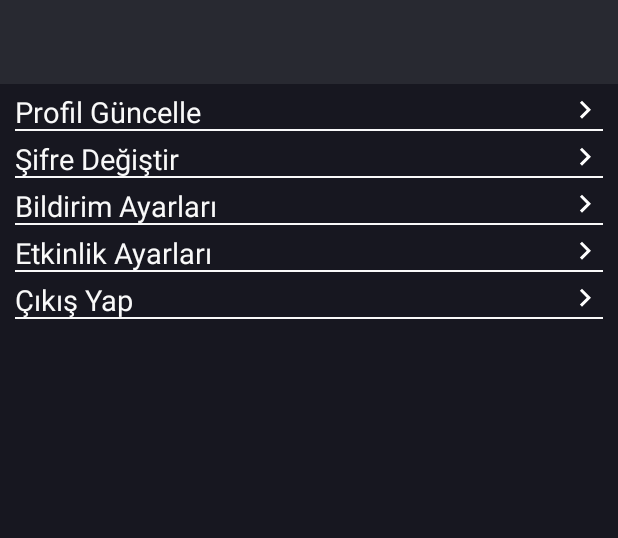
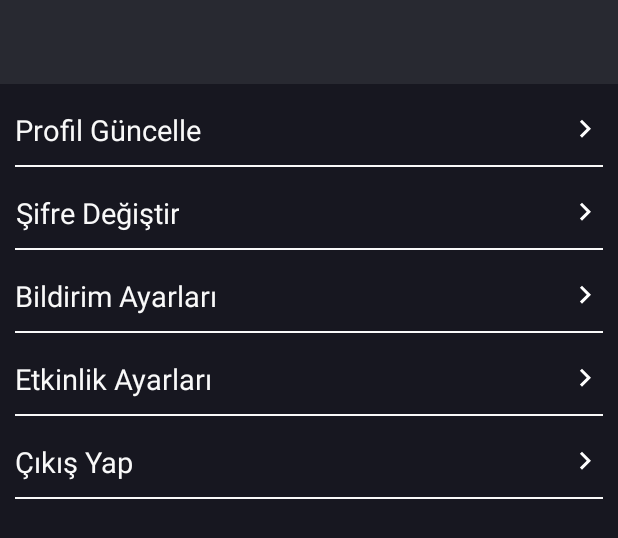
Before and after one commit to kasimsagir/ko-mobile-android, an Android app: the layout activity_settings.xml on its own in the app's theme, with its tools: preview values and no code run, on a phone screen of 412 x 824 dp. Shown: the top 538 px of the screen. Run offline under Robolectric (Android 15) with nearby library versions, the light colour scheme and no system bars.

Commit message:
Buglar çözüldü

```diff
--- a/app/src/main/java/com/kinght/commerce/ui/MainActivity/CreateEntryFragment/CreateEntryFragment.java
+++ b/app/src/main/java/com/kinght/commerce/ui/MainActivity/CreateEntryFragment/CreateEntryFragment.java
@@ -67,7 +67,7 @@ public class CreateEntryFragment extends BaseFragment implements CreateEntryFrag
     private int TAKE_PICTURE = 0;
     private int SELECT_GALLERY = 1;
     long pictureTimeMillis;
-    private String base64Image = null;
+    private String base64Image = "";
 
     public CreateEntryFragment() {
 
@@ -106,7 +106,8 @@ public class CreateEntryFragment extends BaseFragment implements CreateEntryFrag
                 }
                 break;
             case R.id.fragment_create_entry_send_button:
-                presenter.createEntry(base64Image, CommonUtils.regularText(fragmentCreateEntryHeaderEditText), CommonUtils.regularText(fragmentCreateEntryMessageEditText), Integer.parseInt(fragmentCreateEntryPriceEditText.getText().toString()));
+                presenter.createEntry(base64Image, CommonUtils.regularText(fragmentCreateEntryHeaderEditText), CommonUtils.regularText(fragmentCreateEntryMessageEditText), CommonUtils.tryParse(fragmentCreateEntryPriceEditText.getText().toString()));
+
                 break;
             case R.id.fragment_create_entry_select_server_edit_text:
                 presenter.getServerList();
--- a/app/src/main/java/com/kinght/commerce/ui/MainActivity/CreateEntryFragment/CreateEntryFragmentMvpPresenter.java
+++ b/app/src/main/java/com/kinght/commerce/ui/MainActivity/CreateEntryFragment/CreateEntryFragmentMvpPresenter.java
@@ -5,5 +5,5 @@ public interface CreateEntryFragmentMvpPresenter<V extends CreateEntryFragmentMv
 
     void getServerList();
 
-    void createEntry(String base64Image, String regularText, String regularText1,int price);
+    void createEntry(String base64Image, String regularText, String regularText1,Integer price);
 }
--- a/app/src/main/java/com/kinght/commerce/ui/MainActivity/MainFragment/MainFragmentMvpPresenter.java
+++ b/app/src/main/java/com/kinght/commerce/ui/MainActivity/MainFragment/MainFragmentMvpPresenter.java
@@ -7,4 +7,6 @@ public interface MainFragmentMvpPresenter<V extends MainFragmentMvpView> extends
     void getServerEntries(String serverId);
 
     void getCoinDetail();
+
+    void refresh();
 }
--- a/app/src/main/java/com/kinght/commerce/ui/adapters/GoldRecylerViewAdapters.java
+++ b/app/src/main/java/com/kinght/commerce/ui/adapters/GoldRecylerViewAdapters.java
@@ -69,7 +69,7 @@ public class GoldRecylerViewAdapters extends RecyclerView.Adapter<GoldRecylerVie
         public void setData(Gold item) {
             this.item = item;
             rowGoldTitleTextView.setText(item.getPrice());
-            rowGoldPriceTextView.setText(String.valueOf(item.getGold()));
+            rowGoldPriceTextView.setText(String.valueOf(item.getGold())+" Altın");
             // TODO set data to view
         }
 
--- a/app/src/main/res/layout/activity_forget_password.xml
+++ b/app/src/main/res/layout/activity_forget_password.xml
@@ -15,6 +15,7 @@
         layout="@layout/title_toolbar" />
 
     <LinearLayout
+        android:visibility="gone"
         android:layout_marginTop="40dp"
         android:id="@+id/activity_forget_password_step_one_linear_layout"
         android:layout_width="match_parent"
@@ -87,7 +88,6 @@
     </LinearLayout>
 
     <LinearLayout
-        android:visibility="gone"
         android:id="@+id/activity_forget_password_step_three_linear_layout"
         android:layout_width="match_parent"
         android:layout_height="wrap_content"
--- a/app/src/main/res/layout/activity_report.xml
+++ b/app/src/main/res/layout/activity_report.xml
@@ -19,6 +19,7 @@
         android:layout_height="wrap_content"
         android:layout_marginTop="8dp"
         android:hint="Başlık"
+
         app:layout_constraintTop_toBottomOf="@+id/include6"
         tools:layout_editor_absoluteX="0dp" />
 
@@ -26,9 +27,11 @@
         android:id="@+id/activity_report_message_edit_text"
         style="@style/RegisterTextInputEditText"
         android:layout_width="match_parent"
-        android:layout_height="wrap_content"
+        android:layout_height="80dp"
         android:layout_marginTop="8dp"
         android:hint="Mesaj"
+        android:gravity="top|left"
+        android:inputType="textMultiLine"
         app:layout_constraintTop_toBottomOf="@+id/activity_report_header_edit_text"
         tools:layout_editor_absoluteX="0dp" />
 
--- a/app/src/main/res/layout/activity_settings.xml
+++ b/app/src/main/res/layout/activity_settings.xml
@@ -13,9 +13,10 @@
         android:layout_marginTop="5dp"
         android:id="@+id/activity_settings_profile_update_frame_layout"
         android:layout_width="match_parent"
-        android:layout_height="wrap_content"
+        android:layout_height="50dp"
         android:orientation="vertical">
         <LinearLayout
+            android:layout_gravity="center"
             android:layout_width="match_parent"
             android:layout_height="wrap_content"
             android:orientation="horizontal">
@@ -30,8 +31,9 @@
 
         </LinearLayout>
         <ImageView
+            android:foregroundGravity="center"
             android:layout_marginRight="10dp"
-            android:layout_gravity="end"
+            android:layout_gravity="end|center"
             android:src="@drawable/ic_keyboard_arrow_right_white_24dp"
             android:layout_width="wrap_content"
             android:layout_height="wrap_content" />
@@ -49,13 +51,16 @@
         android:layout_marginTop="5dp"
         android:id="@+id/activity_settings_password_update_frame_layout"
         android:layout_width="match_parent"
-        android:layout_height="wrap_content"
-        android:orientation="vertical">
+        android:orientation="vertical"
+        android:layout_height="50dp">
         <LinearLayout
             android:layout_width="match_parent"
+            android:layout_gravity="center"
             android:layout_height="wrap_content"
             android:orientation="horizontal">
             <TextView
+                android:gravity="center"
+                android:layout_gravity="center"
                 android:textSize="19sp"
                 android:layout_marginRight="10dp"
                 android:layout_marginLeft="10dp"
@@ -66,8 +71,9 @@
 
         </LinearLayout>
         <ImageView
+
             android:layout_marginRight="10dp"
-            android:layout_gravity="end"
+            android:layout_gravity="end|center"
             android:src="@drawable/ic_keyboard_arrow_right_white_24dp"
             android:layout_width="wrap_content"
             android:layout_height="wrap_content" />
@@ -85,13 +91,15 @@
         android:layout_marginTop="5dp"
         android:id="@+id/activity_settings_notification_configuration_frame_layout"
         android:layout_width="match_parent"
-        android:layout_height="wrap_content"
-        android:orientation="vertical">
+        android:orientation="vertical"
+        android:layout_height="50dp">
         <LinearLayout
+            android:layout_gravity="center"
             android:layout_width="match_parent"
             android:layout_height="wrap_content"
             android:orientation="horizontal">
             <TextView
+
                 android:textSize="19sp"
                 android:layout_marginRight="10dp"
                 android:layout_marginLeft="10dp"
@@ -103,7 +111,7 @@
         </LinearLayout>
         <ImageView
             android:layout_marginRight="10dp"
-            android:layout_gravity="end"
+            android:layout_gravity="end|center"
             android:src="@drawable/ic_keyboard_arrow_right_white_24dp"
             android:layout_width="wrap_content"
             android:layout_height="wrap_content" />
@@ -124,9 +132,10 @@
 
         android:id="@+id/activity_settings_events_configuration_frame_layout"
         android:layout_width="match_parent"
-        android:layout_height="wrap_content"
-        android:orientation="vertical">
+        android:orientation="vertical"
+        android:layout_height="50dp">
         <LinearLayout
+            android:layout_gravity="center"
             android:layout_width="match_parent"
             android:layout_height="wrap_content"
             android:orientation="horizontal">
@@ -142,7 +151,7 @@
         </LinearLayout>
         <ImageView
             android:layout_marginRight="10dp"
-            android:layout_gravity="end"
+            android:layout_gravity="end|center"
             android:src="@drawable/ic_keyboard_arrow_right_white_24dp"
             android:layout_width="wrap_content"
             android:layout_height="wrap_content" />
@@ -162,9 +171,10 @@
         android:layout_marginTop="5dp"
         android:id="@+id/activity_settings_logout_frame_layout"
         android:layout_width="match_parent"
-        android:layout_height="wrap_content"
-        android:orientation="vertical">
+        android:orientation="vertical"
+        android:layout_height="50dp">
         <LinearLayout
+            android:layout_gravity="center"
             android:layout_width="match_parent"
             android:layout_height="wrap_content"
             android:orientation="horizontal">
@@ -180,7 +190,7 @@
         </LinearLayout>
         <ImageView
             android:layout_marginRight="10dp"
-            android:layout_gravity="end"
+            android:layout_gravity="end|center"
             android:src="@drawable/ic_keyboard_arrow_right_white_24dp"
             android:layout_width="wrap_content"
             android:layout_height="wrap_content" />
--- a/app/src/main/res/layout/fragment_main.xml
+++ b/app/src/main/res/layout/fragment_main.xml
@@ -97,7 +97,10 @@
 
     </com.google.android.material.appbar.AppBarLayout>
 
-
+    <androidx.swiperefreshlayout.widget.SwipeRefreshLayout
+        android:layout_width="match_parent"
+        android:layout_height="match_parent"
+        android:id="@+id/fragment_main_swipe_refresh_layout">
 
 
         <LinearLayout
@@ -145,5 +148,6 @@
                 android:layout_height="70dp"
                 android:background="@color/colorPrimaryDark"/>
         </LinearLayout>
+    </androidx.swiperefreshlayout.widget.SwipeRefreshLayout>
 
 </LinearLayout>
--- a/app/src/main/res/layout/fragment_notification.xml
+++ b/app/src/main/res/layout/fragment_notification.xml
@@ -8,8 +8,13 @@
 
    <include layout="@layout/toolbar"/>
 
+    <androidx.swiperefreshlayout.widget.SwipeRefreshLayout
+        android:layout_width="match_parent"
+        android:layout_height="match_parent"
+        android:id="@+id/fragment_notification_swipe_refresh_layout">
     <androidx.recyclerview.widget.RecyclerView
         android:layout_width="match_parent"
         android:layout_height="match_parent"
         android:id="@+id/fragment_notification_recyler_view"/>
+    </androidx.swiperefreshlayout.widget.SwipeRefreshLayout>
 </LinearLayout>
--- a/app/src/main/res/layout/fragment_search.xml
+++ b/app/src/main/res/layout/fragment_search.xml
@@ -49,6 +49,8 @@
         android:layout_width="match_parent"
         android:layout_height="0dp"
         android:layout_marginTop="16dp"
+        android:layout_marginBottom="8dp"
+        app:layout_constraintBottom_toBottomOf="parent"
         app:layout_constraintTop_toBottomOf="@+id/fragment_search_server_name_button"
         tools:layout_editor_absoluteX="0dp" />
 </androidx.constraintlayout.widget.ConstraintLayout>
```
Also changed, not shown: app/src/main/java/com/kinght/commerce/ui/MainActivity/CreateEntryFragment/CreateEntryFragmentPresenter.java (+14 -1 lines), app/src/main/java/com/kinght/commerce/ui/MainActivity/MainFragment/MainFragment.java (+13 -8 lines), app/src/main/java/com/kinght/commerce/ui/MainActivity/MainFragment/MainFragmentPresenter.java (+11 -0 lines), app/src/main/java/com/kinght/commerce/ui/MainActivity/NotificationFragment/NotificationFragment.java (+15 -3 lines), app/src/main/java/com/kinght/commerce/ui/ReportActivity/ReportActivityPresenter.java (+15 -1 lines), app/src/main/java/com/kinght/commerce/utility/CommonUtils.java (+9 -1 lines), app/src/main/res/layout/fragment_create_entry.xml (+5 -3 lines), app/src/main/res/layout/row_gold.xml (+39 -11 lines).
